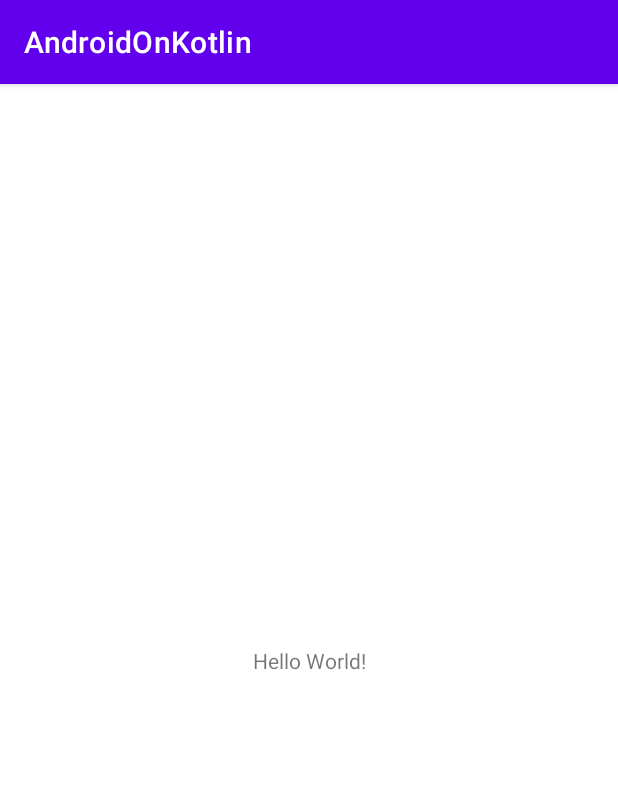
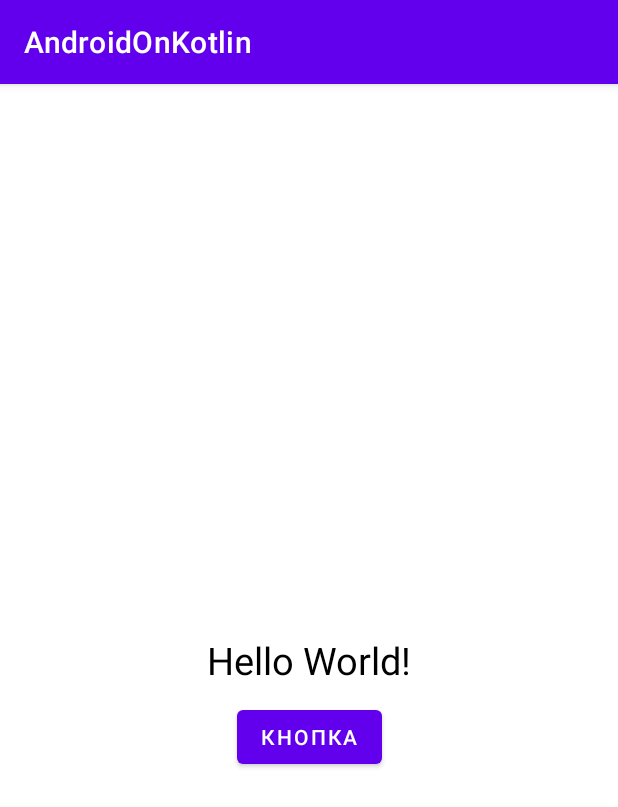
Before and after one commit to VadimSurits/AndroidOnKotlin, an Android app: the screen it shows after launch (MainActivity), on a phone screen of 412 x 824 dp. Shown: the top 807 px of the screen. Run offline under Robolectric (Android 15) with nearby library versions, the phone set to English and light mode, and no system bars.

Commit message:
ДЗ 1. Задание 4 выполено: 4. Добавить кнопку в разметку и повесить на неё clickListener в Activity.

```diff
--- a/app/src/main/java/com/example/androidonkotlin/MainActivity.kt
+++ b/app/src/main/java/com/example/androidonkotlin/MainActivity.kt
@@ -1,11 +1,28 @@
 package com.example.androidonkotlin
 
+import android.graphics.Color
 import android.os.Bundle
+import android.widget.TextView
 import androidx.appcompat.app.AppCompatActivity
+import com.google.android.material.button.MaterialButton
 
 class MainActivity : AppCompatActivity() {
     override fun onCreate(savedInstanceState: Bundle?) {
         super.onCreate(savedInstanceState)
         setContentView(R.layout.activity_main)
+
+        val textView = findViewById<TextView>(R.id.text_view)
+        val button = findViewById<MaterialButton>(R.id.button)
+        button.setOnClickListener {
+            if (textView.text == getString(R.string.textview_text)) {
+                textView.text = getString(R.string.textview_kotlin_text)
+                textView.setTextColor(Color.WHITE)
+                textView.setBackgroundColor(Color.BLACK)
+            } else {
+                textView.setText(R.string.textview_text)
+                textView.setTextColor(Color.BLACK)
+                textView.setBackgroundColor(Color.WHITE)
+            }
+        }
     }
 }
--- a/app/src/main/res/layout/activity_main.xml
+++ b/app/src/main/res/layout/activity_main.xml
@@ -7,12 +7,25 @@
     tools:context=".MainActivity">
 
     <TextView
+        android:id="@+id/text_view"
         android:layout_width="wrap_content"
         android:layout_height="wrap_content"
-        android:text="Hello World!"
+        android:text="@string/textview_text"
+        android:textSize="25sp"
+        android:textColor="@color/black"
         app:layout_constraintBottom_toBottomOf="parent"
         app:layout_constraintLeft_toLeftOf="parent"
         app:layout_constraintRight_toRightOf="parent"
         app:layout_constraintTop_toTopOf="parent" />
 
+    <com.google.android.material.button.MaterialButton
+        android:id="@+id/button"
+        android:layout_width="wrap_content"
+        android:layout_height="wrap_content"
+        app:layout_constraintTop_toBottomOf="@id/text_view"
+        app:layout_constraintStart_toStartOf="parent"
+        app:layout_constraintEnd_toEndOf="parent"
+        android:layout_marginTop="@dimen/button_margin_top"
+        android:text="@string/button_text"/>
+
 </androidx.constraintlayout.widget.ConstraintLayout>
--- /dev/null
+++ b/app/src/main/res/values/dimens.xml
@@ -0,0 +1,4 @@
+<?xml version="1.0" encoding="utf-8"?>
+<resources>
+    <dimen name="button_margin_top">10dp</dimen>
+</resources>
--- a/app/src/main/res/values/strings.xml
+++ b/app/src/main/res/values/strings.xml
@@ -1,3 +1,6 @@
 <resources>
     <string name="app_name">AndroidOnKotlin</string>
+    <string name="button_text">кнопка</string>
+    <string name="textview_text">Hello World!</string>
+    <string name="textview_kotlin_text">Hello Kotlin!</string>
 </resources>
```
